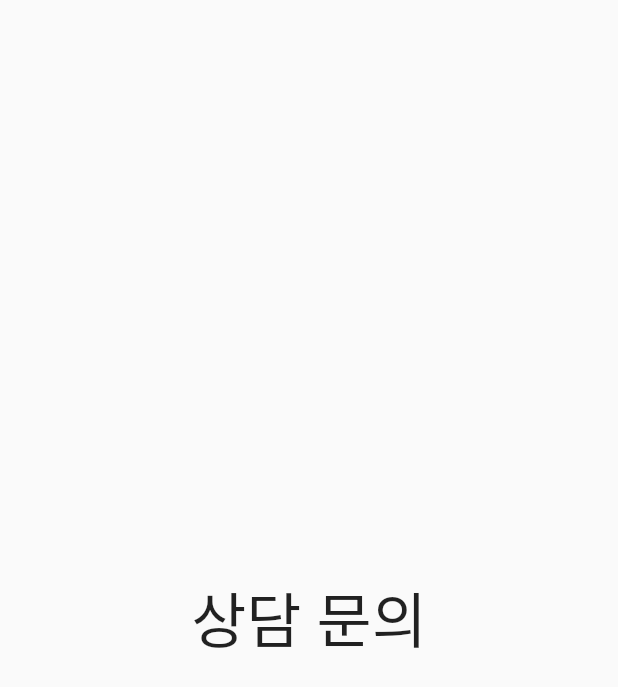
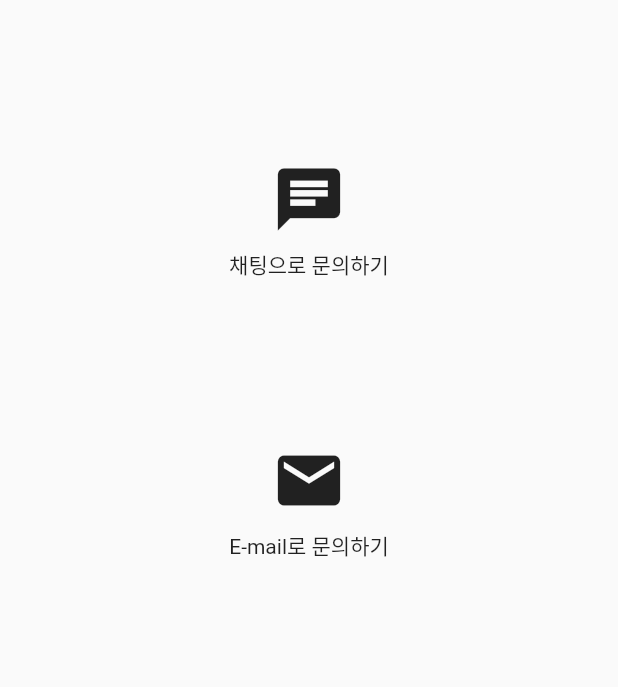
Before and after one commit to sodosoft/BTS2, a Flutter app: the four screen opened directly, on a phone screen of 412 x 824 dp. Shown: the top 687 px of the screen. Run offline on Flutter 3.47's test engine with Material 2 defaults, Android fonts, the phone set to English and light mode, and no system bars; our stand-ins replace dotted_border, flutter_svg, fluttertoast, get, google_fonts, image_picker and 3 more; missing offline and left inert: flutter_email_sender, kpostal, webview_flutter_android, webview_flutter_wkwebview; accounts and stored records are empty.

```diff
--- a/lib/pages/4.dart
+++ b/lib/pages/4.dart
@@ -1,5 +1,6 @@
 import 'package:flutter/material.dart'; //flutter의 package를 가져오는 코드 반드시 필요
-
+import 'package:fluttertoast/fluttertoast.dart';
+import 'package:flutter_email_sender/flutter_email_sender.dart';
 
 class four extends StatefulWidget {
   const four({Key? key}) : super(key: key);
@@ -17,7 +18,61 @@ class _MyAppState extends State<four> {
       //   centerTitle: true,
       //   title: Text("third slide"), // second third 다름
       // ),
-        body: Center(child: Text('상담 문의',style: TextStyle(fontSize: 40))) //second third 다름
+      // body: Center(child:
+      // Text('상담 문의',style: TextStyle(fontSize: 40)),
+      // ) //second third 다름
+      body: Center(
+        child: Column(
+          children: <Widget>[
+            SizedBox(
+              height: 100,
+            ),
+            IconButton(
+              icon: const Icon(Icons.chat),
+              iconSize: 50.0,
+              onPressed: () {
+                setState(() {});
+              },
+            ),
+            Text('채팅으로 문의하기'),
+            SizedBox(
+              height: 100,
+            ),
+            IconButton(
+              icon: const Icon(Icons.mail),
+              iconSize: 50.0,
+              onPressed: () {
+                _sendEmail();
+              },
+            ),
+            Text('E-mail로 문의하기'),
+          ],
+        ),
+      ),
     );
   }
 }
+
+void _sendEmail() async {
+  String body = ' ';
+  // await _getEmailBody();
+
+  final Email email = Email(
+    body: body,
+    subject: '[방통 배차 등록 서비스 문의]',
+    recipients: ['master@sodosoft.net'],
+    cc: [],
+    bcc: [],
+    attachmentPaths: [],
+    isHTML: false,
+  );
+
+  try {
+    await FlutterEmailSender.send(email);
+  } catch (error) {
+    String message =
+        "기본 메일 앱을 사용할 수 없기 때문에 앱에서 바로 문의를 전송하기 어려운 상황입니다.\n\n아래 이메일로 연락주시면 신속하게 답변해드리겠습니다 :)\n\nmaster@sodosoft.net";
+
+    Fluttertoast.showToast(msg: message);
+  }
+}
--- a/lib/pages/w3.dart
+++ b/lib/pages/w3.dart
@@ -146,7 +146,7 @@ Page resource error:
           );
         },
       )
-      ..loadRequest(Uri.parse('https://sodosoft.net/assets/img/cost.png'));
+      ..loadRequest(Uri.parse('https://sodosoft.net/assets/cost.html'));
 
     // #docregion platform_features
     if (controller.platform is AndroidWebViewController) {
--- a/pubspec.yaml
+++ b/pubspec.yaml
@@ -55,6 +55,7 @@ dependencies:
   freezed_annotation: ^1.1.0
   multi_select_flutter: ^4.1.3
   intl: ^0.18.0
+  flutter_email_sender: ^5.2.0
 
 dev_dependencies:
   flutter_test:
```
Also changed, not shown: pubspec.lock.
